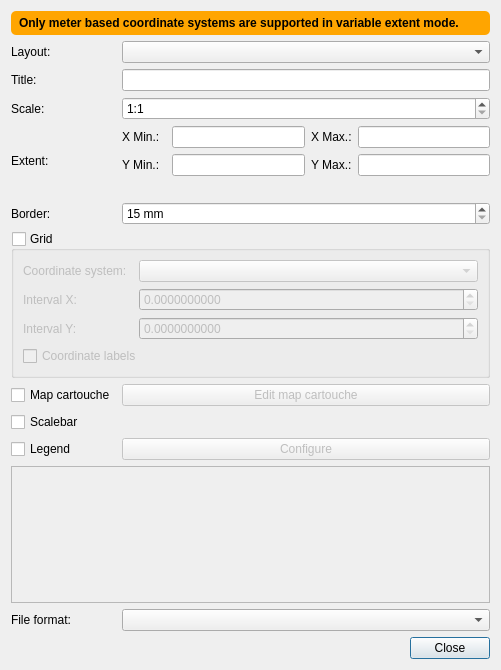
Above: vbsprint/ui/printdialog.ui from kadas-albireo/kadas-print-plugin before the change. Below: the same form after it.
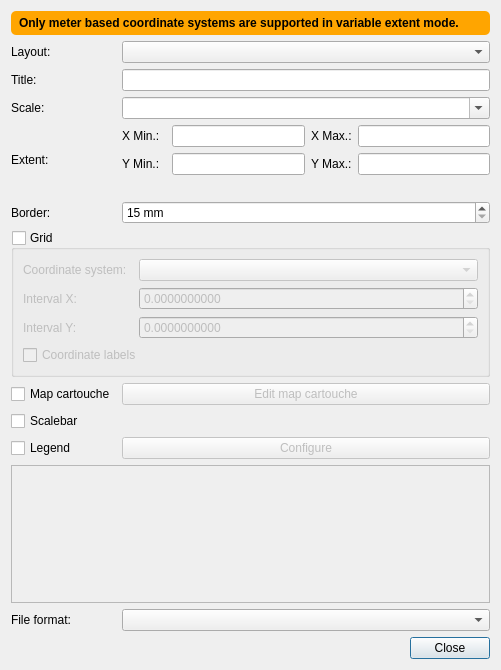
That is the form after the change. Icons and pictures are not drawn. Custom widgets are drawn as their Qt base class.

Commit message: Use a QgsScaleComboBox for the composer map scale, populate with optimal WTMS scales

Diff of the .ui file:
```diff
--- a/vbsprint/ui/printdialog.ui
+++ b/vbsprint/ui/printdialog.ui
@@ -280,31 +280,6 @@
      </property>
     </widget>
    </item>
-   <item row="3" column="1">
-    <widget class="QSpinBox" name="spinBox_scale">
-     <property name="sizePolicy">
-      <sizepolicy hsizetype="MinimumExpanding" vsizetype="Fixed">
-       <horstretch>0</horstretch>
-       <verstretch>0</verstretch>
-      </sizepolicy>
-     </property>
-     <property name="keyboardTracking">
-      <bool>false</bool>
-     </property>
-     <property name="prefix">
-      <string notr="true">1:</string>
-     </property>
-     <property name="minimum">
-      <number>1</number>
-     </property>
-     <property name="maximum">
-      <number>1000000000</number>
-     </property>
-     <property name="singleStep">
-      <number>1</number>
-     </property>
-    </widget>
-   </item>
    <item row="1" column="1">
     <widget class="QComboBox" name="comboBox_composers">
      <property name="sizePolicy">
@@ -425,8 +400,22 @@
      </property>
     </widget>
    </item>
+   <item row="3" column="1">
+    <widget class="QgsScaleComboBox" name="comboBox_scale">
+     <property name="editable">
+      <bool>true</bool>
+     </property>
+    </widget>
+   </item>
   </layout>
  </widget>
+ <customwidgets>
+  <customwidget>
+   <class>QgsScaleComboBox</class>
+   <extends>QComboBox</extends>
+   <header>qgis/gui.h</header>
+  </customwidget>
+ </customwidgets>
  <tabstops>
   <tabstop>comboBox_composers</tabstop>
   <tabstop>lineEdit_title</tabstop>
```
Left out of the diff: 16 changed lines with no effect on the pictures. The commit also changes 2 other files.
